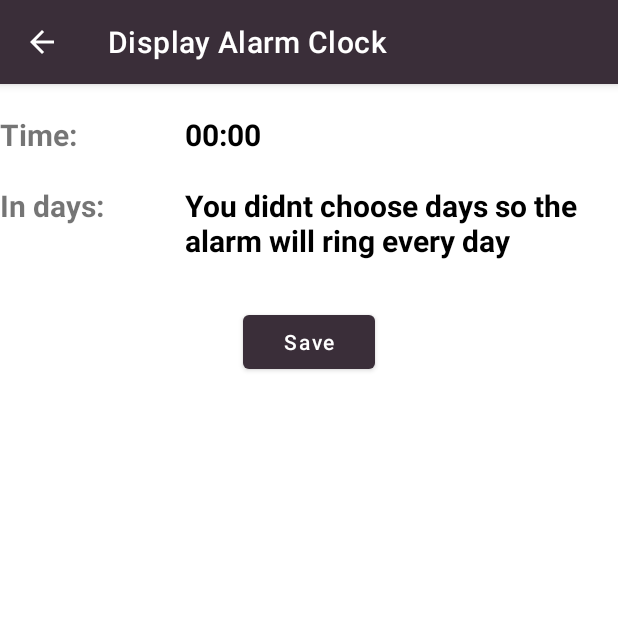
After one commit to Hodjy/Android-Management-App, an Android app: the displayAlarmActivity screen opened directly, with no data from a screen before it, on a phone screen of 412 x 824 dp, the top half of it. The commit adds this screen. Run offline under Robolectric (Android 15) with nearby library versions, the phone set to English and light mode, and no system bars; 4 statements that could not run were skipped.

Commit message:
Added display alarm clock activity
fixed alarm clock days select bug

```diff
--- /dev/null
+++ b/ManagementApp/app/src/main/java/com/example/managementapp/displayAlarmActivity.java
@@ -0,0 +1,90 @@
+package com.example.managementapp;
+
+import androidx.appcompat.app.AppCompatActivity;
+
+import android.content.Intent;
+import android.os.Bundle;
+import android.provider.AlarmClock;
+import android.view.View;
+import android.widget.Button;
+import android.widget.TextView;
+import android.widget.Toast;
+
+import java.text.DateFormatSymbols;
+import java.util.ArrayList;
+import java.util.Calendar;
+import java.util.Locale;
+
+public class displayAlarmActivity extends AppCompatActivity {
+
+    private TextView m_TimeTv;
+    private TextView m_InDaysTv;
+    private Button m_SaveBtn;
+
+    private String m_Time;
+    private String m_Days;
+    private int m_Hour;
+    private int m_Minutes;
+    private ArrayList<Integer> m_DaysIntArray;
+
+    @Override
+    protected void onCreate(Bundle savedInstanceState) {
+        super.onCreate(savedInstanceState);
+        setContentView(R.layout.activity_display_alarm);
+
+        m_TimeTv = findViewById(R.id.display_alarm_timeTv);
+        m_InDaysTv = findViewById(R.id.display_alarm_daysTv);
+        m_SaveBtn = findViewById(R.id.display_alarm_saveBtn);
+
+        Bundle bundle = getIntent().getExtras();
+        m_Hour = bundle.getInt("hour");
+        m_Minutes = bundle.getInt("minutes");
+        m_DaysIntArray = bundle.getIntegerArrayList("days");
+
+        m_Time = String.format(Locale.getDefault(),"%02d:%02d", m_Hour, m_Minutes);
+        m_TimeTv.setText(m_Time);
+
+        m_Days = extractDays(m_DaysIntArray);
+        m_InDaysTv.setText(m_Days);
+
+
+        m_SaveBtn.setOnClickListener(new View.OnClickListener() {
+            @Override
+            public void onClick(View v) {
+                Intent intent = new Intent(AlarmClock.ACTION_SET_ALARM);
+                intent.putExtra(AlarmClock.EXTRA_HOUR, m_Hour);
+                intent.putExtra(AlarmClock.EXTRA_MINUTES, m_Minutes);
+                intent.putExtra(AlarmClock.EXTRA_DAYS, m_DaysIntArray);
+
+                startActivity(intent);
+            }
+        });
+    }
+
+    private String extractDays(ArrayList<Integer> i_DaysIntArray) {
+
+        StringBuilder daysBuilder = new StringBuilder();
+
+        String[] weekdays = new DateFormatSymbols().getWeekdays();
+
+        for(int dayNumber:i_DaysIntArray)
+        {
+            if(dayNumber !=0)
+            {
+                daysBuilder.append(weekdays[dayNumber]).append(",\n");
+            }
+        }
+
+        if(daysBuilder.length() == 0)
+        {
+            daysBuilder.append(getResources().getString(R.string.display_alarm_activity_didntchooseDays));
+        }
+        else
+        {
+            daysBuilder.delete(daysBuilder.length() - 2, daysBuilder.length()-1);
+        }
+
+        return daysBuilder.toString();
+    }
+
+}
--- a/ManagementApp/app/src/main/res/drawable/btn_circular_off.xml
+++ b/ManagementApp/app/src/main/res/drawable/btn_circular_off.xml
@@ -6,6 +6,6 @@
         android:height="24dp"
         android:width="24dp"/>
 
-    <solid android:color="?attr/colorSecondary"/>
+    <solid android:color="?attr/colorSecondaryVariant"/>
     <corners android:radius="20dp"/>
 </shape>
--- a/ManagementApp/app/src/main/res/drawable/btn_circular_on.xml
+++ b/ManagementApp/app/src/main/res/drawable/btn_circular_on.xml
@@ -6,6 +6,6 @@
         android:height="24dp"
         android:width="24dp"/>
 
-    <solid android:color= "?attr/colorSecondaryVariant"/>
+    <solid android:color= "?attr/colorSecondary"/>
     <corners android:radius="20dp"/>
 </shape>
--- /dev/null
+++ b/ManagementApp/app/src/main/res/layout/activity_display_alarm.xml
@@ -0,0 +1,66 @@
+<?xml version="1.0" encoding="utf-8"?>
+<androidx.appcompat.widget.LinearLayoutCompat android:layout_width="match_parent"
+    android:layout_height="match_parent"
+    android:orientation="vertical"
+    xmlns:android="http://schemas.android.com/apk/res/android">
+
+
+    <LinearLayout
+        android:layout_width="match_parent"
+        android:layout_height="wrap_content"
+        android:layout_marginTop="20dp">
+
+        <TextView
+            android:layout_width="0dp"
+            android:layout_weight="3"
+            android:layout_height="wrap_content"
+            android:text="@string/display_event_activity_time"
+            android:textStyle="bold"
+            android:textSize="20sp" />
+
+        <TextView
+            android:layout_width="0dp"
+            android:layout_weight="7"
+            android:layout_height="wrap_content"
+            android:textStyle="bold"
+            android:textSize="20sp"
+            android:textColor="@color/black"
+            android:id="@+id/display_alarm_timeTv"/>
+
+    </LinearLayout>
+
+    <LinearLayout
+        android:layout_width="match_parent"
+        android:layout_height="wrap_content"
+        android:layout_marginTop="20dp">
+
+        <TextView
+            android:layout_width="0dp"
+            android:layout_weight="3"
+            android:layout_height="wrap_content"
+            android:text="@string/display_alarm_activity_inDays"
+            android:textStyle="bold"
+            android:textSize="20sp" />
+
+        <TextView
+            android:layout_width="0dp"
+            android:layout_weight="7"
+            android:layout_height="wrap_content"
+            android:textStyle="bold"
+            android:textSize="20sp"
+            android:textColor="@color/black"
+            android:id="@+id/display_alarm_daysTv"/>
+
+    </LinearLayout>
+
+    <Button
+        android:layout_width="wrap_content"
+        android:layout_height="wrap_content"
+        android:layout_gravity="bottom|center"
+        android:layout_marginTop="30dp"
+        android:text="@string/calendar_activity_saveEvent"
+        android:textAllCaps="false"
+        android:id="@+id/display_alarm_saveBtn"/>
+
+
+</androidx.appcompat.widget.LinearLayoutCompat>
--- a/ManagementApp/app/src/main/res/values/strings.xml
+++ b/ManagementApp/app/src/main/res/values/strings.xml
@@ -54,5 +54,8 @@
     <string name="display_event_activity_date">Date:</string>
     <string name="display_event_activity_time">Time:</string>
     <string name="calendar_activity_fill_forms">Please fill the required forms.</string>
+    <string name="displayAlarm_activityTitle">Display Alarm Clock</string>
+    <string name="display_alarm_activity_inDays">In days:</string>
+    <string name="display_alarm_activity_didntchooseDays">You didnt choose days so the alarm will ring every day</string>
 
 </resources>
```
Also changed, not shown: ManagementApp/app/src/main/AndroidManifest.xml (+12 -10 lines), ManagementApp/app/src/main/java/com/example/managementapp/AlarmClockActivity.java (+4 -4 lines), ManagementApp/app/src/main/res/layout/activity_alarm_clock.xml (+14 -7 lines), 1 other file.
